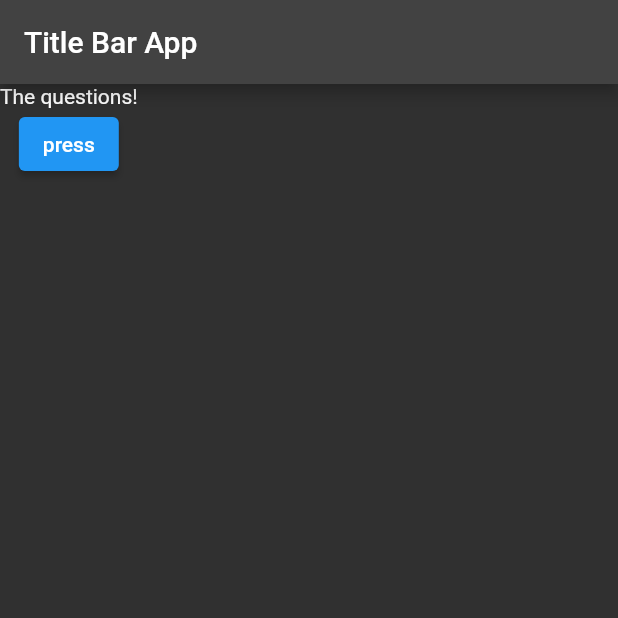
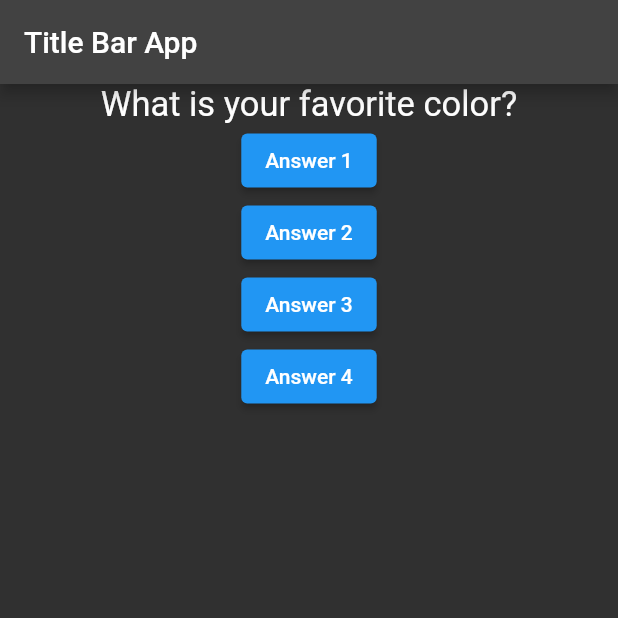
Before and after one commit to jjbingsy/first_app_studies, a Flutter app: the screen it shows after launch, on a phone screen of 412 x 824 dp, the top half of it. Run offline on Flutter 3.47's test engine with Material 2 defaults, Android fonts, the phone set to English and light mode, and no system bars.

Commit message:
Update main.dart
section 40

```diff
--- a/lib/main.dart
+++ b/lib/main.dart
@@ -3,14 +3,129 @@ import 'package:flutter/src/foundation/key.dart';
 import 'package:flutter/src/widgets/framework.dart';
 import 'package:flutter/src/widgets/placeholder.dart';
 
+import './questions.dart';
+
 //Continue on 30.
 void main() => runApp(MyApp());
 
-class MyApp extends StatelessWidget {
+class MyApp extends StatefulWidget {
   const MyApp({Key key}) : super(key: key);
 
   @override
+  State<MyApp> createState() => _MyAppState();
+}
+
+class _MyAppState extends State<MyApp> {
+  var _qIndex = 0;
+  @override
   Widget build(BuildContext context) {
+    var questions = [
+      "What's your favorite color?",
+      "What's your favorite animal?",
+      "What's your favorite dessert?",
+      "What's you favorite city?",
+    ];
+    var likesQuestions = [
+      {
+        'questionText': 'What is your favorite color?',
+        'answers': [
+          'Red',
+          'Blue',
+          'Green',
+          'Yellow',
+          'Pink',
+          'Purple',
+          'Orange',
+          'Black',
+          'White'
+        ]
+      },
+      {
+        'questionText': 'What is your favorite food?',
+        'answers': [
+          'Pizza',
+          'Burger',
+          'Sushi',
+          'Tacos',
+          'Pasta',
+          'Steak',
+          'Seafood',
+          'Chinese',
+          'Indian',
+          'Thai'
+        ]
+      },
+      {
+        'questionText': 'What is your favorite movie genre?',
+        'answers': ['Action', 'Comedy', 'Drama', 'Horror', 'Romance', 'Sci-Fi']
+      },
+      {
+        'questionText': 'What is your favorite hobby?',
+        'answers': [
+          'Reading',
+          'Drawing',
+          'Playing music',
+          'Cooking',
+          'Hiking',
+          'Gardening',
+          'Watching TV',
+          'Playing video games'
+        ]
+      },
+      {
+        'questionText': 'What is your favorite type of music?',
+        'answers': [
+          'Pop',
+          'Rock',
+          'Hip hop',
+          'Jazz',
+          'Classical',
+          'Electronic',
+          'Country',
+          'R&B',
+          'Reggae'
+        ]
+      },
+      {
+        'questionText': 'What is your favorite animal?',
+        'answers': ['Dogs', 'Cats', 'Birds', 'Fish', 'Reptiles', 'Rodents']
+      },
+      {
+        'questionText': 'What is your favorite sport?',
+        'answers': [
+          'Football',
+          'Basketball',
+          'Baseball',
+          'Soccer',
+          'Tennis',
+          'Swimming'
+        ]
+      },
+      {
+        'questionText': 'What is your favorite season?',
+        'answers': ['Spring', 'Summer', 'Fall', 'Winter']
+      },
+      {
+        'questionText': 'What is your favorite type of book?',
+        'answers': [
+          'Mystery',
+          'Thriller',
+          'Romance',
+          'Science fiction',
+          'Biography',
+          'Fantasy'
+        ]
+      }
+    ];
+
+    void answerQuestion() {
+      print("Answered question!");
+
+      setState(() {
+        _qIndex = (_qIndex + 1) < likesQuestions.length ? (_qIndex + 1) : 0;
+      });
+    }
+
     // TODO: implement build
     return MaterialApp(
       theme: ThemeData.dark(),
@@ -20,11 +135,23 @@ class MyApp extends StatelessWidget {
           title: Text("Title Bar App"),
         ),
         body: Column(
-          children: [
-            Text("The questions!"),
+          children: <Widget>[
+            Questions(likesQuestions[_qIndex]["questionText"]),
             ElevatedButton(
-              onPressed: () => debugPrint("pressed"),
-              child: Text("press"),
+              onPressed: answerQuestion,
+              child: Text("Answer 1"),
+            ),
+            ElevatedButton(
+              onPressed: answerQuestion,
+              child: Text("Answer 2"),
+            ),
+            ElevatedButton(
+              onPressed: answerQuestion,
+              child: Text("Answer 3"),
+            ),
+            ElevatedButton(
+              onPressed: answerQuestion,
+              child: Text("Answer 4"),
             ),
           ],
         ),
```
